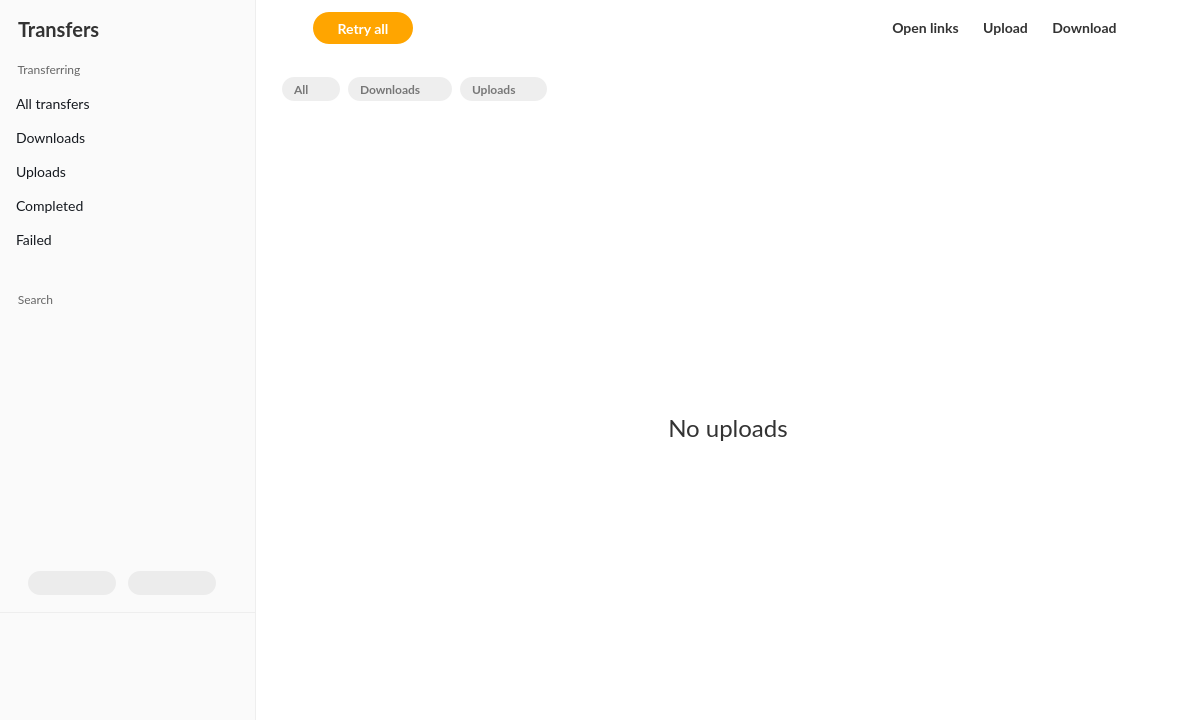
Qt form src/MEGASync/gui/ui/TransferManager.ui (meganz/MEGAsync) before a commit.
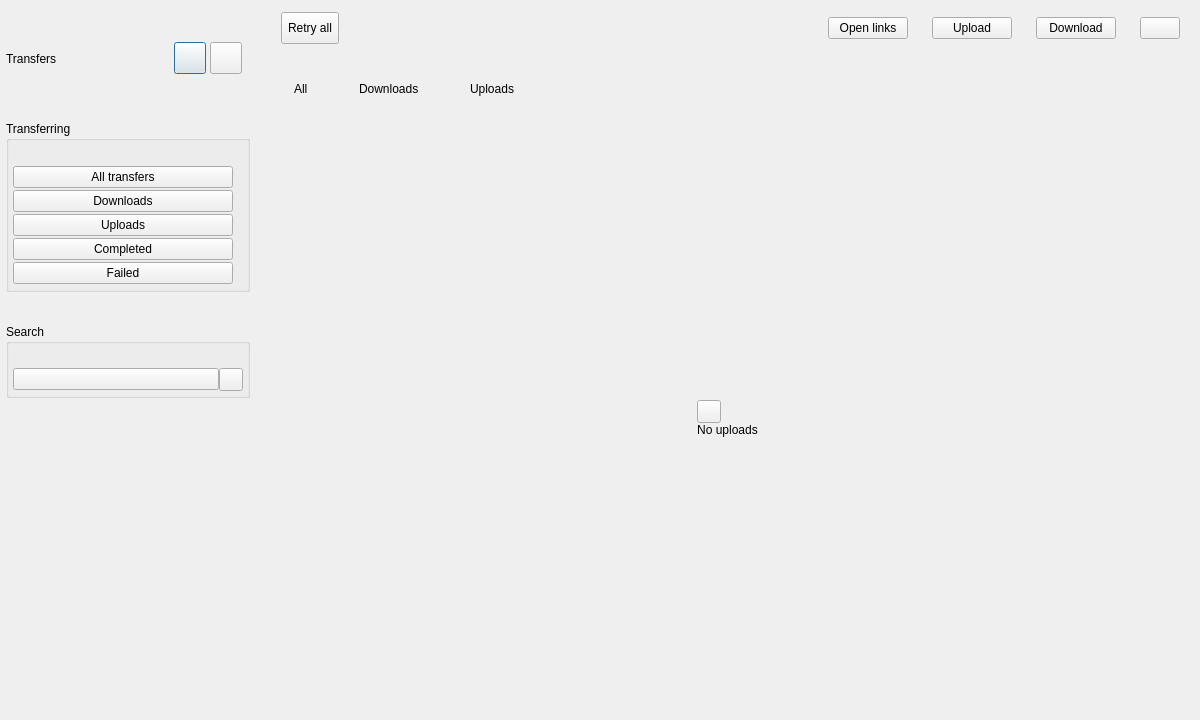
The same form after that commit. The open tabs and pages were chosen to show the change. Icons and pictures are not drawn. Custom widgets are drawn as their Qt base class.

Commit message: SNC-5644: Moved qss to root

Patch:
```diff
--- a/src/MEGASync/gui/ui/TransferManager.ui
+++ b/src/MEGASync/gui/ui/TransferManager.ui
@@ -502,6 +502,72 @@
 	background-color: #FFE4E8; /*colorToken.notification-error*/
     color: #E31B57; /*colorToken.text-error*/
 }
+
+#wLeftPane QFrame &gt; QLabel
+{
+    font-weight: bold;
+    color: #999999;
+    font-size: 10px;
+        text-align: right;
+    border-radius: 12px;
+}
+
+#wLeftPane QFrame[itsOn=true]
+{
+        border-radius: 4px;
+    background: solid white;
+}
+
+#wLeftPane QFrame[itsOn=true] &gt; QLabel
+{
+    border: 1px solid #F5F5F5;
+    background-color: #FAFAFA;
+    color: #333333;
+}
+
+#wLeftPane QFrame[itsOn=false]
+{
+        border-radius: none;
+    background-color: transparent;
+}
+
+#wLeftPane QFrame[itsOn=false]  QLabel
+{
+    border: 1px transparent #FAFAFA;
+    background: transparent;
+    color: #999999;
+}
+
+#wLeftPane QFrame[itsOn=false] QPushButton
+{
+    font-weight: normal;
+}
+
+#wAllResults, #wDlResults, #wUlResults
+{
+   height: 24px;
+   border-radius: 12px;
+   background-color: #EEEEEE;
+}
+
+#wAllResults QLabel, #wDlResults QLabel, #wUlResults QLabel
+{
+   font-size: 12px;
+   color: #777777;
+   font-weight: bold;
+}
+
+#wAllResults[selected = true], #wDlResults[selected=true], #wUlResults[selected=true]
+{
+  height: 24px;
+  border-radius: 12px;
+  background-color: #2BA6DE;
+}
+
+#wAllResults[selected = true] QLabel, #wDlResults[selected=true] QLabel, #wUlResults[selected=true] QLabel
+{
+  color: #FFFFFF;
+}
 </string>
   </property>
   <layout class="QHBoxLayout" name="TransferManagerLayout">
@@ -2191,31 +2257,7 @@
              </sizepolicy>
             </property>
             <property name="styleSheet">
-             <string notr="true">#wAllResults, #wDlResults, #wUlResults
-{
-   height: 24px;
-   border-radius: 12px;
-   background-color: #EEEEEE;
-}
-
-#wAllResults QLabel, #wDlResults QLabel, #wUlResults QLabel
-{
-   font-size: 12px;  
-   color: #777777;
-   font-weight: bold;
-}
-
-#wAllResults[selected = true], #wDlResults[selected=true], #wUlResults[selected=true]
-{
-  height: 24px;
-  border-radius: 12px;
-  background-color: #2BA6DE;
-}
-
-#wAllResults[selected = true] QLabel, #wDlResults[selected=true] QLabel, #wUlResults[selected=true] QLabel
-{
-  color: #FFFFFF;
-}</string>
+             <string notr="true"></string>
             </property>
             <layout class="QVBoxLayout" name="verticalLayout_4">
              <property name="spacing">
```
Left out of the diff: 40 changed lines with no effect on the pictures.
